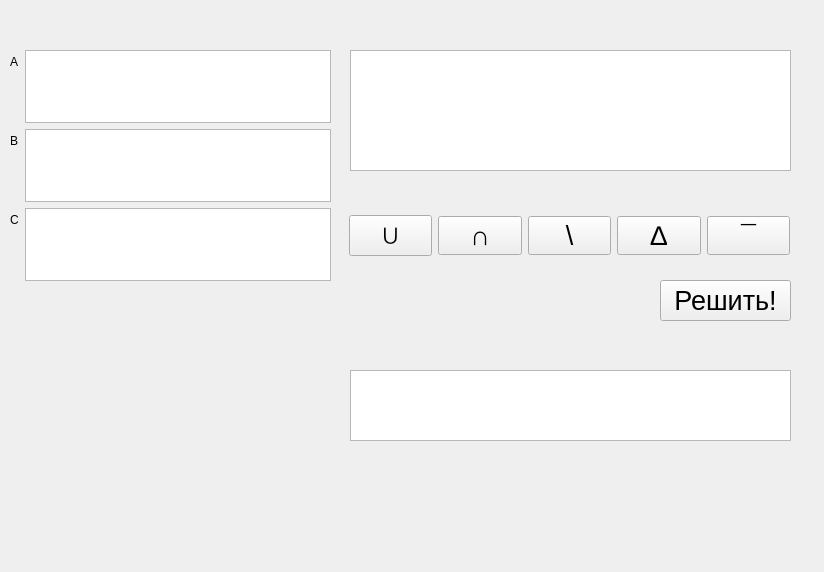
fisunoff/sets_math, file test1.ui: the form before one commit.
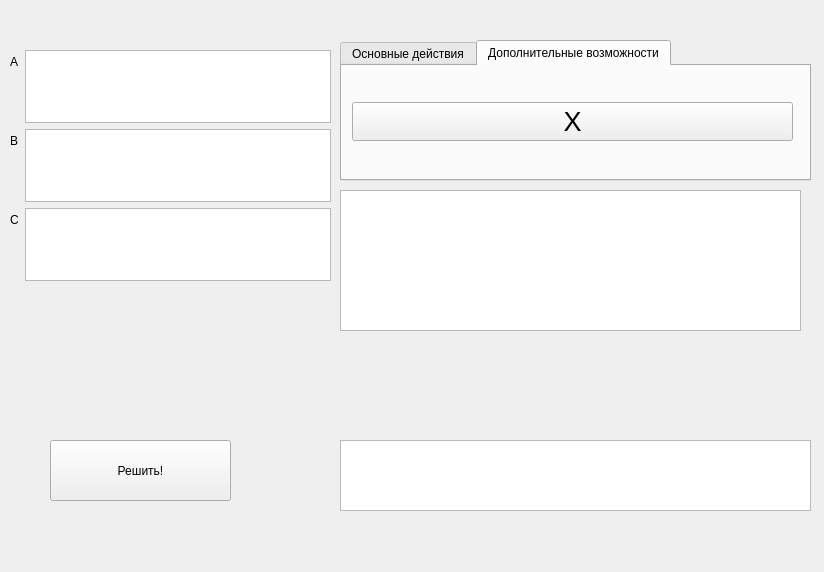
The form after the commit. The open tabs and pages were chosen to show the change.

Diff of the .ui file:
```diff
--- a/test1.ui
+++ b/test1.ui
@@ -56,11 +56,37 @@
      </item>
     </layout>
    </widget>
+   <widget class="QTextEdit" name="textEdit_result">
+    <property name="geometry">
+     <rect>
+      <x>340</x>
+      <y>440</y>
+      <width>471</width>
+      <height>71</height>
+     </rect>
+    </property>
+   </widget>
+   <widget class="QTabWidget" name="tabWidget">
+    <property name="geometry">
+     <rect>
+      <x>340</x>
+      <y>40</y>
+      <width>471</width>
+      <height>141</height>
+     </rect>
+    </property>
+    <property name="currentIndex">
+     <number>0</number>
+    </property>
+    <widget class="QWidget" name="tab">
+     <attribute name="title">
+      <string>Основные действия</string>
+     </attribute>
    <widget class="QWidget" name="horizontalLayoutWidget">
     <property name="geometry">
      <rect>
-      <x>349</x>
-      <y>190</y>
+        <x>10</x>
+        <y>10</y>
       <width>441</width>
       <height>91</height>
      </rect>
@@ -131,19 +157,9 @@
    <widget class="QTextEdit" name="textEdit">
     <property name="geometry">
      <rect>
-      <x>350</x>
-      <y>50</y>
-      <width>441</width>
-      <height>121</height>
-     </rect>
-    </property>
-   </widget>
-   <widget class="QPushButton" name="pushButton">
-    <property name="geometry">
-     <rect>
-      <x>660</x>
-      <y>280</y>
-      <width>131</width>
+        <x>310</x>
+        <y>290</y>
+        <width>141</width>
       <height>41</height>
      </rect>
     </property>
@@ -156,14 +172,58 @@
      <string>Решить!</string>
     </property>
    </widget>
-   <widget class="QTextEdit" name="textEdit_result">
+    </widget>
+    <widget class="QWidget" name="tab_2">
+     <attribute name="title">
+      <string>Дополнительные возможности</string>
+     </attribute>
+     <widget class="QWidget" name="horizontalLayoutWidget_2">
     <property name="geometry">
      <rect>
-      <x>350</x>
-      <y>370</y>
+        <x>10</x>
+        <y>10</y>
       <width>441</width>
-      <height>71</height>
-     </rect>
+        <height>91</height>
+       </rect>
+      </property>
+      <layout class="QHBoxLayout" name="horizontalLayout">
+       <item>
+        <widget class="QPushButton" name="pushButton_cartesian">
+         <property name="font">
+          <font>
+           <pointsize>20</pointsize>
+          </font>
+         </property>
+         <property name="text">
+          <string>X</string>
+         </property>
+        </widget>
+       </item>
+      </layout>
+     </widget>
+    </widget>
+   </widget>
+   <widget class="QTextEdit" name="textEdit">
+    <property name="geometry">
+     <rect>
+      <x>340</x>
+      <y>190</y>
+      <width>461</width>
+      <height>141</height>
+     </rect>
+    </property>
+   </widget>
+   <widget class="QPushButton" name="solve_btn">
+    <property name="geometry">
+     <rect>
+      <x>50</x>
+      <y>440</y>
+      <width>181</width>
+      <height>61</height>
+     </rect>
+    </property>
+    <property name="text">
+     <string>Решить!</string>
     </property>
    </widget>
   </widget>
```
Left out of the diff: 2 changed lines with no effect on the pictures. Lines whose indentation alone changed are shown as unchanged.
